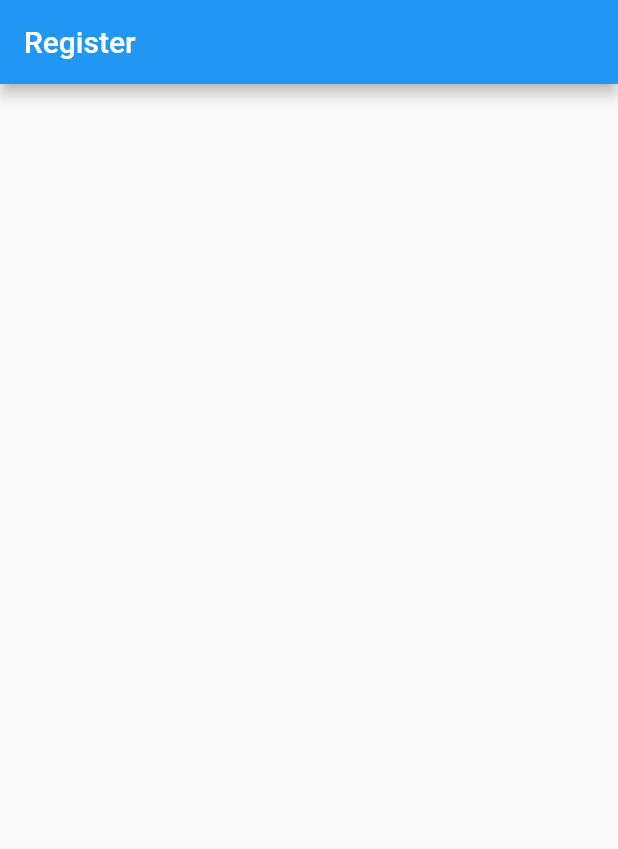
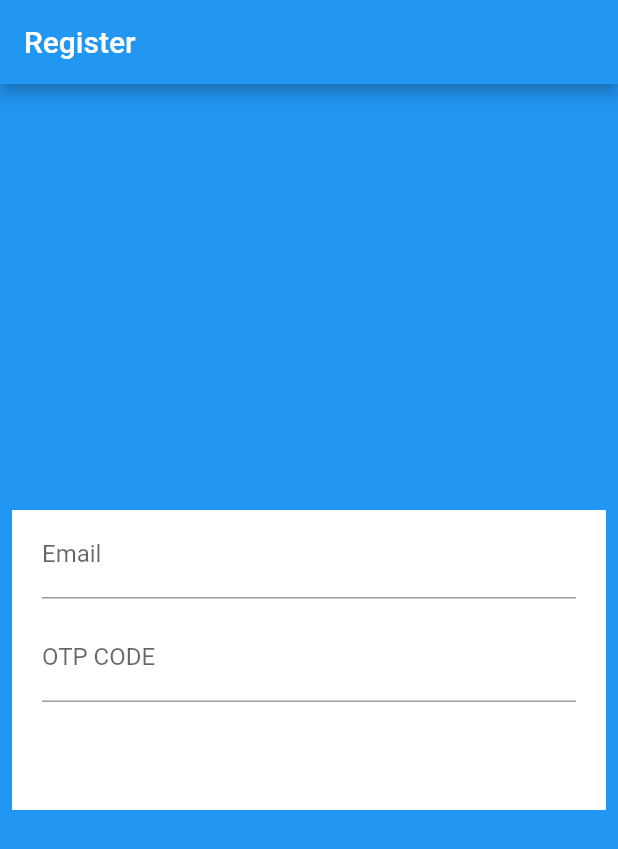
Before and after one commit to xaakib/flutter_everything, a Flutter app: the screen it shows after launch, on a phone screen of 412 x 824 dp. Shown: the top 849 px of the screen. Run offline on Flutter 3.47's test engine with Material 2 defaults, Android fonts, the phone set to English and light mode, and no system bars.

Commit message:
working with otp sending on email

```diff
--- a/lib/PhoneOTP/screens/register.dart
+++ b/lib/PhoneOTP/screens/register.dart
@@ -5,8 +5,42 @@ class RegisterScreen extends StatelessWidget {
   @override
   Widget build(BuildContext context) {
     return Scaffold(
-        appBar: AppBar(
-      title: Text("Register"),
-    ));
+      appBar: AppBar(
+        title: Text("Register"),
+      ),
+      body: Container(
+        height: MediaQuery.of(context).size.height,
+        color: Colors.blue,
+        child: Padding(
+          padding: const EdgeInsets.all(8.0),
+          child: Column(
+            mainAxisAlignment: MainAxisAlignment.center,
+            children: [
+              Container(
+                padding: EdgeInsets.symmetric(horizontal: 20),
+                height: 200,
+                color: Colors.white,
+                child: Column(
+                  children: [
+                    TextFormField(
+                      decoration: InputDecoration(
+                          border: UnderlineInputBorder(), labelText: 'Email'),
+                    ),
+                    SizedBox(
+                      height: 10,
+                    ),
+                    TextFormField(
+                      decoration: InputDecoration(
+                          border: UnderlineInputBorder(),
+                          labelText: 'OTP CODE'),
+                    ),
+                  ],
+                ),
+              ),
+            ],
+          ),
+        ),
+      ),
+    );
   }
 }
--- a/pubspec.yaml
+++ b/pubspec.yaml
@@ -24,6 +24,7 @@ dependencies:
   flutter:
     sdk: flutter
   cupertino_icons: ^1.0.2
+  email_auth: ^0.0.1+3
   http: ^0.13.1
 
 dev_dependencies:
```
Also changed, not shown: pubspec.lock.
